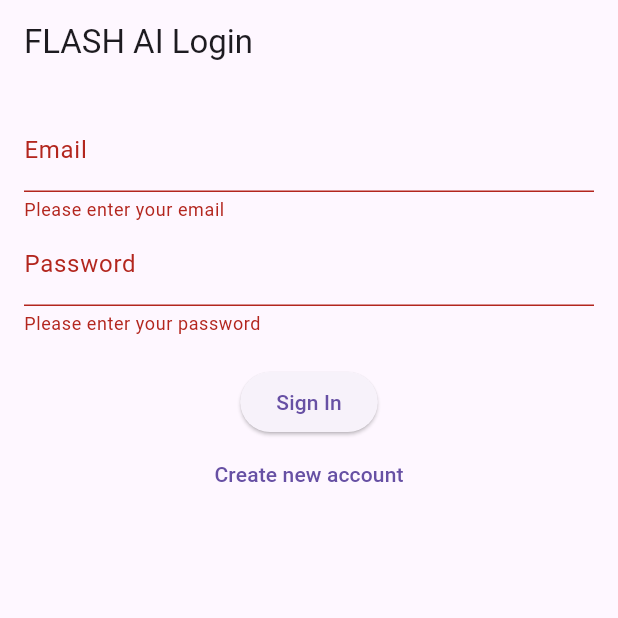
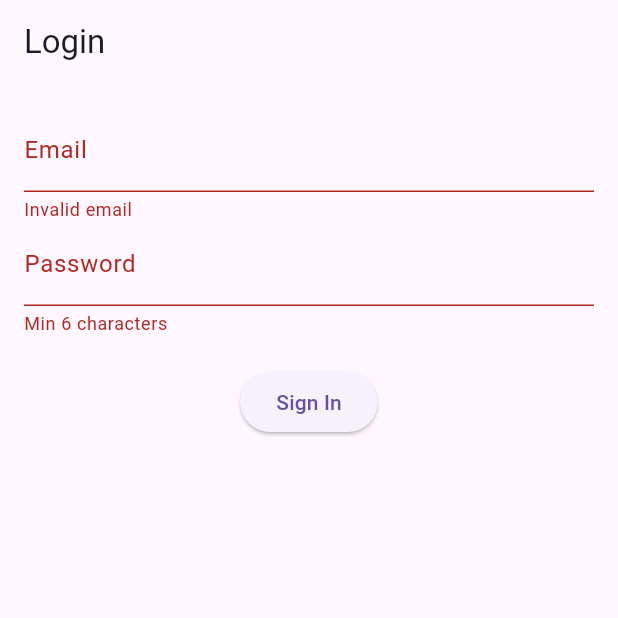
Before and after one commit to Aarav74/temp_flash_ai, a Flutter app: the screen it shows after launch, after a tap on "Sign In", on a phone screen of 412 x 824 dp, the top half of it. Run offline on Flutter 3.47's test engine with Material 3 defaults, Android fonts, the phone set to English and light mode, and no system bars; our stand-ins replace file_picker, firebase_auth, firebase_core, flutter_dotenv, google_generative_ai, speech_to_text; accounts and stored records are empty.

Commit message:
firebase
successfully authenticated

```diff
--- a/lib/auth_screen.dart
+++ b/lib/auth_screen.dart
@@ -1,5 +1,5 @@
 import 'package:flutter/material.dart';
-import 'auth_service.dart';
+import 'package:firebase_auth/firebase_auth.dart';
 
 class AuthScreen extends StatefulWidget {
   const AuthScreen({super.key});
@@ -12,11 +12,10 @@
   final _formKey = GlobalKey<FormState>();
   final _emailController = TextEditingController();
   final _passwordController = TextEditingController();
-  final AuthService _authService = AuthService();
   bool _isLoading = false;
   String? _errorMessage;
 
-  Future<void> _submit() async {
+  Future<void> _signIn() async {
     if (!_formKey.currentState!.validate()) return;
 
     setState(() {
@@ -25,20 +24,32 @@
     });
 
     try {
-      await _authService.signInWithEmailPassword(
-        _emailController.text.trim(),
-        _passwordController.text.trim(),
+      await FirebaseAuth.instance.signInWithEmailAndPassword(
+        email: _emailController.text.trim(),
+        password: _passwordController.text.trim(),
       );
+    } on FirebaseAuthException catch (e) {
+      setState(() {
+        _errorMessage = _getErrorMessage(e.code);
+      });
     } catch (e) {
       setState(() {
-        _errorMessage = e.toString();
+        _errorMessage = 'An unexpected error occurred';
       });
     } finally {
       if (mounted) {
-        setState(() {
-          _isLoading = false;
-        });
+        setState(() => _isLoading = false);
       }
+    }
+  }
+
+  String _getErrorMessage(String code) {
+    switch (code) {
+      case 'invalid-email': return 'Invalid email format';
+      case 'user-disabled': return 'Account disabled';
+      case 'user-not-found': return 'No account found';
+      case 'wrong-password': return 'Incorrect password';
+      default: return 'Login failed';
     }
   }
 
@@ -52,7 +63,7 @@
   @override
   Widget build(BuildContext context) {
     return Scaffold(
-      appBar: AppBar(title: const Text('FLASH AI Login')),
+      appBar: AppBar(title: const Text('Login')),
       body: Padding(
         padding: const EdgeInsets.all(16.0),
         child: Form(
@@ -62,53 +73,24 @@
               TextFormField(
                 controller: _emailController,
                 decoration: const InputDecoration(labelText: 'Email'),
-                keyboardType: TextInputType.emailAddress,
-                validator: (value) {
-                  if (value == null || value.isEmpty) {
-                    return 'Please enter your email';
-                  }
-                  if (!value.contains('@')) {
-                    return 'Please enter a valid email';
-                  }
-                  return null;
-                },
+                validator: (value) => value!.contains('@') ? null : 'Invalid email',
               ),
               TextFormField(
                 controller: _passwordController,
                 decoration: const InputDecoration(labelText: 'Password'),
                 obscureText: true,
-                validator: (value) {
-                  if (value == null || value.isEmpty) {
-                    return 'Please enter your password';
-                  }
-                  if (value.length < 6) {
-                    return 'Password must be at least 6 characters';
-                  }
-                  return null;
-                },
+                validator: (value) => value!.length >= 6 ? null : 'Min 6 characters',
               ),
               const SizedBox(height: 20),
               if (_isLoading)
                 const CircularProgressIndicator()
               else
                 ElevatedButton(
-                  onPressed: _submit,
+                  onPressed: _signIn,
                   child: const Text('Sign In'),
                 ),
               if (_errorMessage != null)
-                Padding(
-                  padding: const EdgeInsets.only(top: 16.0),
-                  child: Text(
-                    _errorMessage!,
-                    style: TextStyle(color: Theme.of(context).colorScheme.error),
-                  ),
-                ),
-              TextButton(
-                onPressed: () {
-                  // Add navigation to sign up screen if needed
-                },
-                child: const Text('Create new account'),
-              ),
+                Text(_errorMessage!, style: TextStyle(color: Colors.red[800])),
             ],
           ),
         ),
--- a/lib/main.dart
+++ b/lib/main.dart
@@ -1,34 +1,58 @@
+import 'package:firebase_auth/firebase_auth.dart';
 import 'package:flutter/material.dart';
 import 'package:firebase_core/firebase_core.dart';
-import 'package:firebase_auth/firebase_auth.dart';
+import 'package:flutter_dotenv/flutter_dotenv.dart';
+import 'firebase_options.dart';
 import 'auth_screen.dart';
 import 'chat_screen.dart';
-// Make sure this file is generated
 
-void main() async {
+Future<void> main() async {
   WidgetsFlutterBinding.ensureInitialized();
 
+  // Load environment variables first
+  await dotenv.load(fileName: ".env");
+
   try {
+    // Initialize Firebase
+    debugPrint("Initializing Firebase...");
     await Firebase.initializeApp(
       options: DefaultFirebaseOptions.currentPlatform,
     );
+
+    // Verify services
+    debugPrint("Verifying Firebase services...");
+    await FirebaseAuth.instance.authStateChanges().first;
+
     runApp(const MyApp());
-  } catch (e) {
+  } catch (e, stack) {
+    debugPrint("Initialization failed: $e");
+    debugPrint(stack.toString());
+
     runApp(
       MaterialApp(
         home: Scaffold(
           body: Center(
-            child: Text('Failed to initialize Firebase: $e'),
+            child: Column(
+              mainAxisAlignment: MainAxisAlignment.center,
+              children: [
+                const Icon(Icons.error_outline, size: 50, color: Colors.red),
+                const SizedBox(height: 20),
+                const Text('Initialization Error', style: TextStyle(fontSize: 24)),
+                const SizedBox(height: 10),
+                Padding(
+                  padding: const EdgeInsets.all(20.0),
+                  child: Text(
+                    e.toString(),
+                    textAlign: TextAlign.center,
+                  ),
+                ),
+              ],
+            ),
           ),
         ),
       ),
     );
   }
-}
-
-class DefaultFirebaseOptions {
-  // ignore: prefer_typing_uninitialized_variables
-  static var currentPlatform;
 }
 
 class MyApp extends StatelessWidget {
@@ -56,31 +80,21 @@
     return StreamBuilder<User?>(
       stream: FirebaseAuth.instance.authStateChanges(),
       builder: (context, snapshot) {
-        // Handle connection state
         if (snapshot.connectionState == ConnectionState.waiting) {
           return const Scaffold(
+            body: Center(child: CircularProgressIndicator()),
+          );
+        }
+
+        if (snapshot.hasError) {
+          return Scaffold(
             body: Center(
-              child: CircularProgressIndicator(),
+              child: Text('Auth error: ${snapshot.error}'),
             ),
           );
         }
 
-        // Handle errors
-        if (snapshot.hasError) {
-          return Scaffold(
-            body: Center(
-              child: Text('Authentication error: ${snapshot.error}'),
-            ),
-          );
-        }
-
-        // Check authentication state
-        final user = snapshot.data;
-        if (user != null) {
-          return const ChatScreen(); // User is logged in
-        } else {
-          return const AuthScreen(); // User is not logged in
-        }
+        return snapshot.hasData ? const ChatScreen() : const AuthScreen();
       },
     );
   }
--- a/pubspec.yaml
+++ b/pubspec.yaml
@@ -35,7 +35,7 @@
   velocity_x: ^4.0.0
   flutter_dotenv: ^5.1.0
   logger: ^2.0.0
-  file_picker: ^9.1.0
+  file_picker: ^10.0.0
   speech_to_text: ^7.0.0
   flutter_markdown: ^0.7.6+2
   firebase_core: ^3.12.1
@@ -60,6 +60,7 @@
     - .env
     - assets/images/Graident Ai Robot.jpg
     - assets/images/background_image.jpg
+    - lib/firebase_options.dart
 
 # Flutter Launcher Icons configuration
 flutter_icons: # Add this block at the root level
```
Also changed, not shown: lib/chat_message.dart (+105 -19 lines), lib/chat_screen.dart (+88 -60 lines), firebase.json (added), lib/firebase_options.dart, pubspec.lock, 1 other file.
